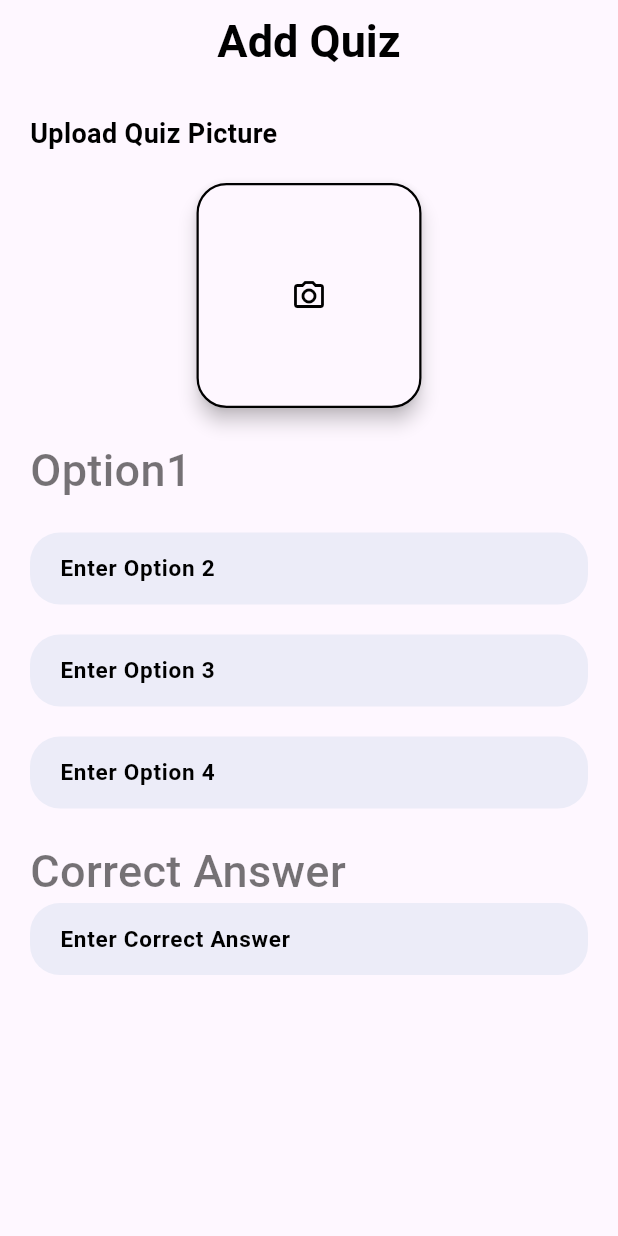
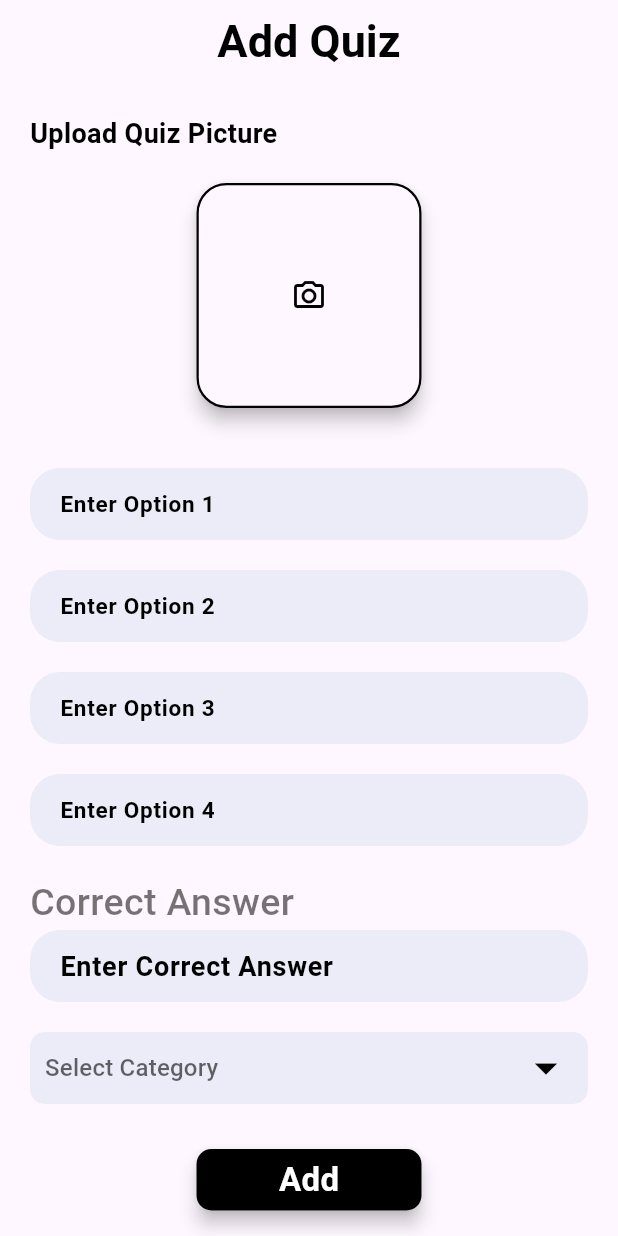
Before and after one commit to Elkelany84/QuizInfo, a Flutter app: the screen it shows after launch, on a phone screen of 412 x 824 dp. Run offline on Flutter 3.47's test engine with Material 3 defaults, Android fonts, the phone set to English and light mode, and no system bars; our stand-ins replace cloud_firestore, firebase_core, firebase_storage, image_picker, random_string; accounts and stored records are empty.

Commit message:
EndPart3M10

```diff
--- a/lib/pages/add_quiz.dart
+++ b/lib/pages/add_quiz.dart
@@ -1,4 +1,7 @@
 import 'package:flutter/material.dart';
+import 'package:image_picker/image_picker.dart';
+import 'package:firebase_storage/firebase_storage.dart';
+import 'package:random_string/random_string.dart';
 
 class AddQuiz extends StatefulWidget {
   const AddQuiz({super.key});
@@ -8,10 +11,20 @@ class AddQuiz extends StatefulWidget {
 }
 
 class _AddQuizState extends State<AddQuiz> {
+  String? value;
+  final List<String> categoriesItems = [
+    "Animals",
+    "Sports",
+    "Random",
+    "Fruits",
+    "Objects",
+    "Places"
+  ];
   TextEditingController firstOption = TextEditingController();
   TextEditingController secondOption = TextEditingController();
   TextEditingController thirdOption = TextEditingController();
   TextEditingController fourthOption = TextEditingController();
+  TextEditingController correctOption = TextEditingController();
   @override
   Widget build(BuildContext context) {
     return Scaffold(
@@ -60,12 +73,34 @@ class _AddQuizState extends State<AddQuiz> {
               SizedBox(
                 height: 20,
               ),
-              Text(
-                "Option1",
-                style: TextStyle(
-                    color: Colors.black54,
-                    fontSize: 30,
-                    fontWeight: FontWeight.w500),
+              // Text(
+              //   "Option1",
+              //   style: TextStyle(
+              //       color: Colors.black54,
+              //       fontSize: 30,
+              //       fontWeight: FontWeight.w500),
+              // ),
+              SizedBox(
+                height: 20,
+              ),
+              Container(
+                padding: EdgeInsets.symmetric(horizontal: 20),
+                width: MediaQuery.of(context).size.width,
+                decoration: BoxDecoration(
+                  color: Color(0xFFececf8),
+                  borderRadius: BorderRadius.circular(20),
+                ),
+                child: TextField(
+                  controller: firstOption,
+                  decoration: InputDecoration(
+                    border: InputBorder.none,
+                    hintText: "Enter Option 1",
+                    hintStyle: TextStyle(
+                        color: Colors.black,
+                        fontSize: 15,
+                        fontWeight: FontWeight.w600),
+                  ),
+                ),
               ),
               SizedBox(
                 height: 20,
@@ -140,7 +175,7 @@ class _AddQuizState extends State<AddQuiz> {
                 "Correct Answer",
                 style: TextStyle(
                     color: Colors.black54,
-                    fontSize: 30,
+                    fontSize: 25,
                     fontWeight: FontWeight.w500),
               ),
               Container(
@@ -151,13 +186,13 @@ class _AddQuizState extends State<AddQuiz> {
                   borderRadius: BorderRadius.circular(20),
                 ),
                 child: TextField(
-                  controller: firstOption,
+                  controller: correctOption,
                   decoration: InputDecoration(
                     border: InputBorder.none,
                     hintText: "Enter Correct Answer",
                     hintStyle: TextStyle(
                         color: Colors.black,
-                        fontSize: 15,
+                        fontSize: 18,
                         fontWeight: FontWeight.w600),
                   ),
                 ),
@@ -165,6 +200,62 @@ class _AddQuizState extends State<AddQuiz> {
               SizedBox(
                 height: 20,
               ),
+              Container(
+                padding: EdgeInsets.symmetric(horizontal: 10),
+                width: MediaQuery.of(context).size.width,
+                decoration: BoxDecoration(
+                  color: Color(0xFFececf8),
+                  borderRadius: BorderRadius.circular(10),
+                ),
+                child: DropdownButtonHideUnderline(
+                    child: DropdownButton<String>(
+                  items: categoriesItems
+                      .map((item) => DropdownMenuItem(
+                          value: item,
+                          child: Text(
+                            item,
+                            style: TextStyle(fontSize: 18, color: Colors.black),
+                          )))
+                      .toList(),
+                  onChanged: ((value) => setState(() {
+                        this.value = value;
+                      })),
+                  dropdownColor: Colors.white,
+                  hint: Text("Select Category"),
+                  icon: Icon(
+                    Icons.arrow_drop_down,
+                    color: Colors.black,
+                  ),
+                  iconSize: 36,
+                  value: value,
+                )),
+              ),
+              SizedBox(
+                height: 30,
+              ),
+              Center(
+                child: Material(
+                  elevation: 5,
+                  borderRadius: BorderRadius.circular(10),
+                  child: Container(
+                    padding: EdgeInsets.symmetric(vertical: 5),
+                    width: 150,
+                    decoration: BoxDecoration(
+                      color: Colors.black,
+                      borderRadius: BorderRadius.circular(10),
+                    ),
+                    child: Center(
+                      child: Text(
+                        "Add",
+                        style: TextStyle(
+                            color: Colors.white,
+                            fontSize: 22,
+                            fontWeight: FontWeight.bold),
+                      ),
+                    ),
+                  ),
+                ),
+              )
             ],
           ),
         ),
--- a/pubspec.yaml
+++ b/pubspec.yaml
@@ -37,6 +37,9 @@ dependencies:
   cupertino_icons: ^1.0.2
   firebase_core: ^2.24.2
   cloud_firestore: ^4.13.6
+  image_picker: ^1.0.5
+  firebase_storage: ^11.5.6
+  random_string: ^2.3.1
 
 dev_dependencies:
   flutter_test:
```
Also changed, not shown: pubspec.lock, 5 other files.
